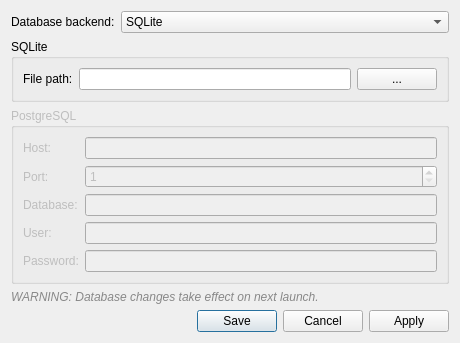
First picture: the form in src/gui/ui/settings_dialog.ui, repository techandpeople/SoftEdIBO, before the edit.
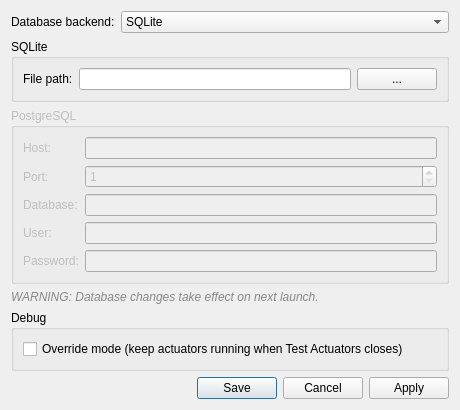
Second picture: the form after the edit.

Commit message: hold keeper + actuators off on test close

```diff
--- a/src/gui/ui/settings_dialog.ui
+++ b/src/gui/ui/settings_dialog.ui
@@ -60,6 +60,19 @@
      <property name="styleSheet"><string>color: #888888; font-style: italic;</string></property>
     </widget>
    </item>
+   <item>
+    <widget class="QGroupBox" name="debug_group">
+     <property name="title"><string>Debug</string></property>
+     <layout class="QVBoxLayout" name="debug_layout">
+      <item>
+       <widget class="QCheckBox" name="override_mode_check">
+        <property name="text"><string>Override mode (keep actuators running when Test Actuators closes)</string></property>
+        <property name="whatsThis"><string>Off (default): closing the Test Actuators window turns every pump on that node off and closes every valve, drops any hold, and leaves the node ready for the rest of the app. On: closing the window leaves the actuators as they are (a fill already under way finishes; manual valves, pumps and holds still time out on the node's own dead-man after a few seconds). Only for bench debugging.</string></property>
+       </widget>
+      </item>
+     </layout>
+    </widget>
+   </item>
    <item>
     <widget class="QDialogButtonBox" name="button_box">
      <property name="whatsThis"><string>Save writes these settings to settings.yaml and closes the window; Apply writes them but keeps the window open; Cancel closes without saving. Database changes take effect on next launch.</string></property>
```
The commit also changes 13 other files.
